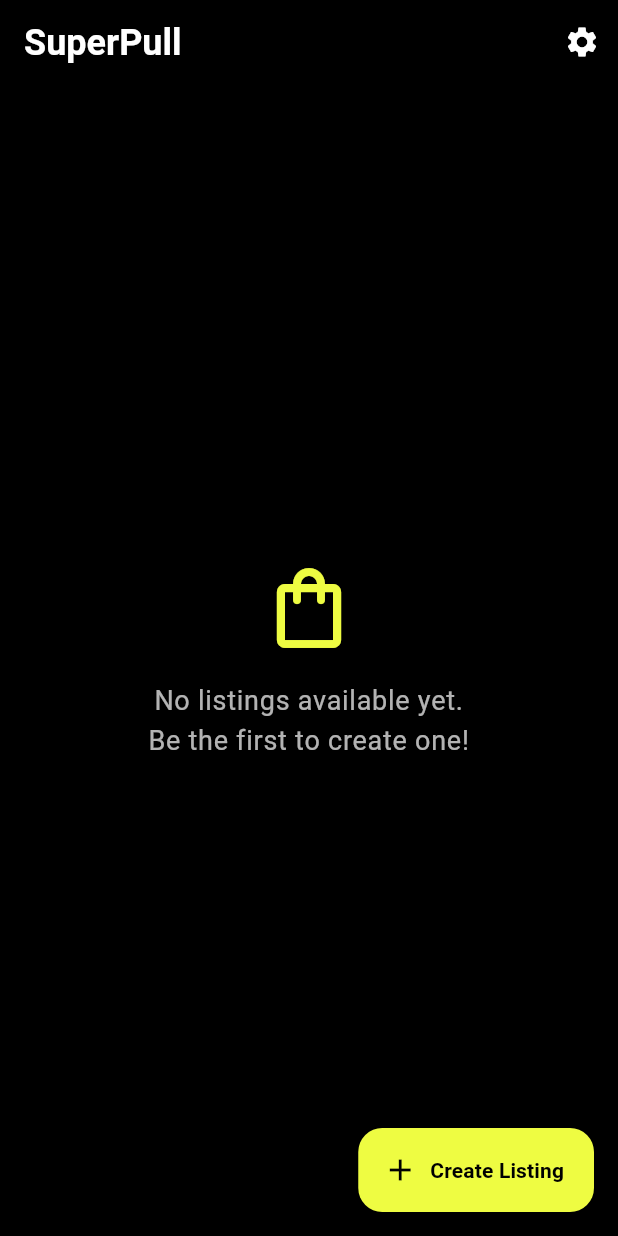
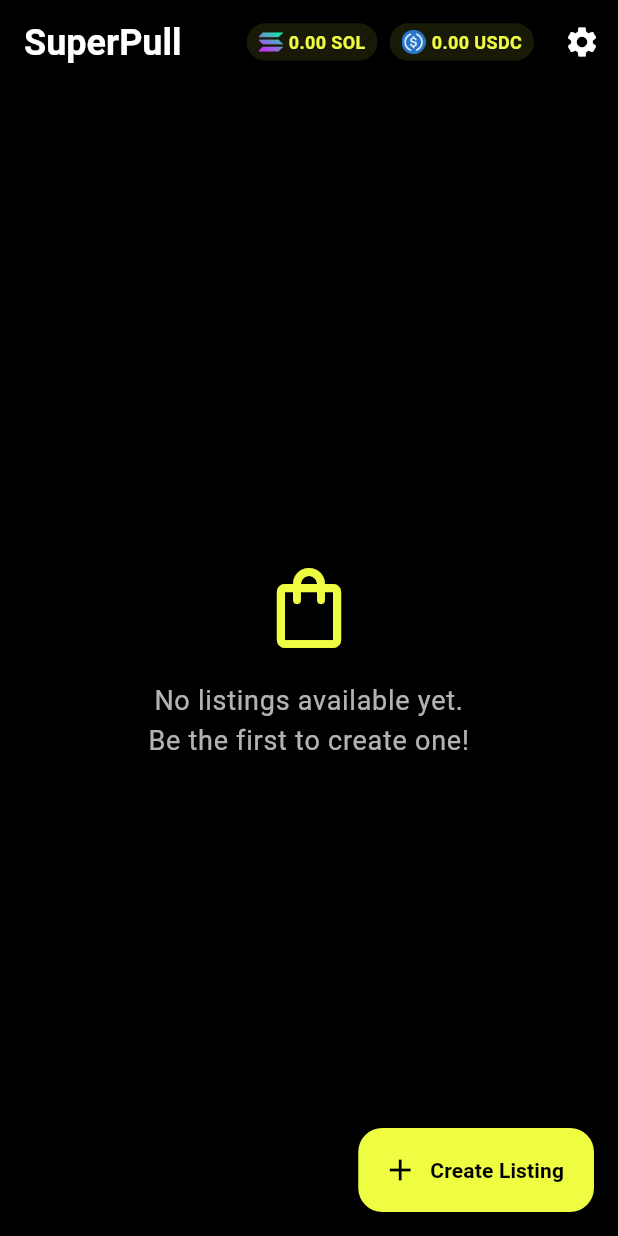
Before and after one commit to Superpull-World/mobile, a Flutter app: the ListingsPage screen opened directly, on a phone screen of 412 x 824 dp. Run offline on Flutter 3.47's test engine with Material 3 defaults, Android fonts, the light colour scheme and no system bars; our stand-ins replace flutter_secure_storage, image_picker, shared_preferences; missing offline and left inert: bip39, bs58, solana; accounts and stored records are empty; network calls fail.

Commit message:
add wallet balance

```diff
--- a/lib/pages/listings_page.dart
+++ b/lib/pages/listings_page.dart
@@ -1,6 +1,7 @@
 import 'package:flutter/material.dart';
 import '../models/listing.dart';
 import '../theme/app_theme.dart';
+import '../services/balance_service.dart';
 import 'create_listing_page.dart';
 import 'settings_page.dart';
 
@@ -15,18 +16,10 @@
           'SuperPull',
           style: Theme.of(context).textTheme.headlineMedium,
         ),
-        actions: [
-          IconButton(
-            icon: const Icon(Icons.settings),
-            onPressed: () {
-              Navigator.push(
-                context,
-                MaterialPageRoute(
-                  builder: (context) => const SettingsPage(),
-                ),
-              );
-            },
-          ),
+        actions: const [
+          BalanceIndicators(),
+          SizedBox(width: 8),
+          SettingsButton(),
         ],
       ),
       body: const ListingsView(),
@@ -46,6 +39,143 @@
           'Create Listing',
           style: TextStyle(fontWeight: FontWeight.bold),
         ),
+      ),
+    );
+  }
+}
+
+class SettingsButton extends StatelessWidget {
+  const SettingsButton({super.key});
+
+  @override
+  Widget build(BuildContext context) {
+    return IconButton(
+      icon: const Icon(Icons.settings),
+      onPressed: () {
+        Navigator.push(
+          context,
+          MaterialPageRoute(
+            builder: (context) => const SettingsPage(),
+          ),
+        );
+      },
+    );
+  }
+}
+
+class BalanceIndicators extends StatefulWidget {
+  const BalanceIndicators({super.key});
+
+  @override
+  State<BalanceIndicators> createState() => _BalanceIndicatorsState();
+}
+
+class _BalanceIndicatorsState extends State<BalanceIndicators> {
+  final BalanceService _balanceService = BalanceService();
+  double _solBalance = 0.0;
+  double _usdcBalance = 0.0;
+  bool _isLoading = true;
+
+  @override
+  void initState() {
+    super.initState();
+    _loadBalances();
+  }
+
+  Future<void> _loadBalances() async {
+    try {
+      final sol = await _balanceService.getSolBalance();
+      final usdc = await _balanceService.getUsdcBalance();
+      if (mounted) {
+        setState(() {
+          _solBalance = sol;
+          _usdcBalance = usdc;
+          _isLoading = false;
+        });
+      }
+    } catch (e) {
+      print('Error loading balances: $e');
+      if (mounted) {
+        setState(() {
+          _isLoading = false;
+        });
+      }
+    }
+  }
+
+  @override
+  Widget build(BuildContext context) {
+    if (_isLoading) {
+      return const Center(
+        child: SizedBox(
+          width: 20,
+          height: 20,
+          child: CircularProgressIndicator(
+            strokeWidth: 2,
+          ),
+        ),
+      );
+    }
+
+    return Row(
+      mainAxisSize: MainAxisSize.min,
+      children: [
+        _BalanceChip(
+          amount: _solBalance,
+          symbol: 'SOL',
+        ),
+        const SizedBox(width: 8),
+        _BalanceChip(
+          amount: _usdcBalance,
+          symbol: 'USDC',
+        ),
+      ],
+    );
+  }
+}
+
+class _BalanceChip extends StatelessWidget {
+  final double amount;
+  final String symbol;
+
+  const _BalanceChip({
+    required this.amount,
+    required this.symbol,
+  });
+
+  @override
+  Widget build(BuildContext context) {
+    return Container(
+      padding: const EdgeInsets.symmetric(horizontal: 8, vertical: 4),
+      decoration: BoxDecoration(
+        color: AppTheme.primaryColor.withOpacity(0.1),
+        borderRadius: BorderRadius.circular(16),
+      ),
+      child: Row(
+        mainAxisSize: MainAxisSize.min,
+        children: [
+          Image.asset(
+            'assets/icons/${symbol.toLowerCase()}.png',
+            width: 16,
+            height: 16,
+            errorBuilder: (context, error, stackTrace) {
+              return Icon(
+                Icons.circle,
+                size: 16,
+                color: AppTheme.primaryColor,
+              );
+            },
+          ),
+          const SizedBox(width: 4),
+          Text(
+            '${amount.toStringAsFixed(2)} $symbol',
+            style: TextStyle(
+              fontSize: 12,
+              fontWeight: FontWeight.bold,
+              color: AppTheme.primaryColor,
+            ),
+          ),
+        ],
       ),
     );
   }
--- /dev/null
+++ b/lib/services/balance_service.dart
@@ -0,0 +1,48 @@
+import 'package:solana/solana.dart';
+import 'package:solana/dto.dart';
+import 'wallet_service.dart';
+
+class BalanceService {
+  final WalletService _walletService = WalletService();
+  final SolanaClient _client = SolanaClient(
+    rpcUrl: Uri.parse('https://api.devnet.solana.com'),
+    websocketUrl: Uri.parse('wss://api.devnet.solana.com'),
+  );
+
+  // USDC token mint address on devnet
+  static const String _usdcMint = 'Gh9ZwEmdLJ8DscKNTkTqPbNwLNNBjuSzaG9Vp2KGtKJr';
+
+  Future<double> getSolBalance() async {
+    try {
+      final keypair = await _walletService.getKeypair();
+      if (keypair == null) return 0.0;
+
+      final balance = await _client.rpcClient.getBalance(keypair.publicKey.toBase58());
+      return balance.value / lamportsPerSol;
+    } catch (e) {
+      print('Error fetching SOL balance: $e');
+      return 0.0;
+    }
+  }
+
+  Future<double> getUsdcBalance() async {
+    try {
+      final keypair = await _walletService.getKeypair();
+      if (keypair == null) return 0.0;
+
+      final tokenAccounts = await _client.rpcClient.getTokenAccountsByOwner(
+        keypair.publicKey.toBase58(),
+        TokenAccountsFilter.byMint(_usdcMint),
+      );
+
+      if (tokenAccounts.value.isEmpty) return 0.0;
+
+      final tokenBalance = tokenAccounts.value.first.account.data as Map<String, dynamic>;
+      final amount = (tokenBalance['parsed']?['info']?['tokenAmount']?['uiAmount'] as num?)?.toDouble() ?? 0.0;
+      return amount;
+    } catch (e) {
+      print('Error fetching USDC balance: $e');
+      return 0.0;
+    }
+  }
+}
--- a/pubspec.yaml
+++ b/pubspec.yaml
@@ -26,3 +26,5 @@
 
 flutter:
   uses-material-design: true
+  assets:
+    - assets/icons/
```
Also changed, not shown: assets/icons/sol.png (added), assets/icons/usdc.png (added).
